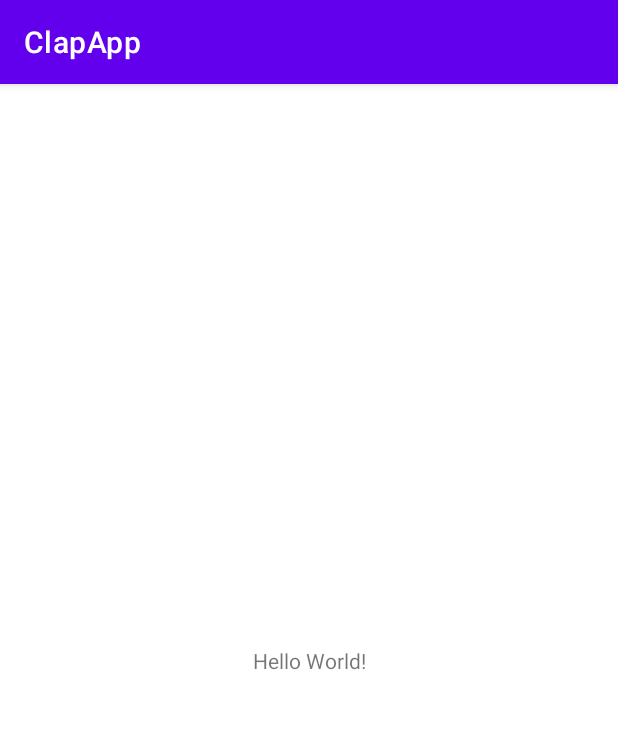
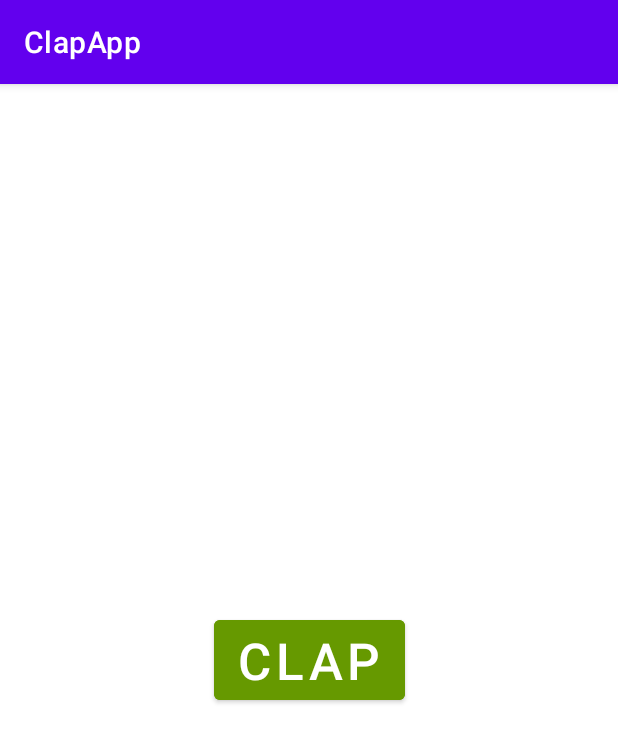
Before and after one commit to fede3mmanuel/clapapp, an Android app: the screen it shows after launch (MainActivity), on a phone screen of 412 x 824 dp. Shown: the top 743 px of the screen. Run offline under Robolectric (Android 15) with nearby library versions, the phone set to English and light mode, and no system bars.

Commit message:
the button work

```diff
--- a/app/src/main/java/com/example/clapapp/MainActivity.kt
+++ b/app/src/main/java/com/example/clapapp/MainActivity.kt
@@ -1,11 +1,21 @@
 package com.example.clapapp
 
+import android.media.MediaPlayer
 import androidx.appcompat.app.AppCompatActivity
 import android.os.Bundle
+import android.widget.Button
 
 class MainActivity : AppCompatActivity() {
+    private lateinit var mediaPlayer: MediaPlayer
     override fun onCreate(savedInstanceState: Bundle?) {
         super.onCreate(savedInstanceState)
         setContentView(R.layout.activity_main)
+
+        mediaPlayer = MediaPlayer.create(this, R.raw.applauding)
+
+        val button = findViewById<Button>(R.id.btnClap)
+        button.setOnClickListener {
+            mediaPlayer.start()
+        }
     }
 }
--- a/app/src/main/res/layout/activity_main.xml
+++ b/app/src/main/res/layout/activity_main.xml
@@ -6,13 +6,15 @@
     android:layout_height="match_parent"
     tools:context=".MainActivity">
 
-    <TextView
+    <Button
+        android:id="@+id/btnClap"
         android:layout_width="wrap_content"
         android:layout_height="wrap_content"
-        android:text="Hello World!"
+        android:backgroundTint="@android:color/holo_green_dark"
+        android:text="Clap"
+        android:textSize="34sp"
         app:layout_constraintBottom_toBottomOf="parent"
         app:layout_constraintEnd_toEndOf="parent"
         app:layout_constraintStart_toStartOf="parent"
         app:layout_constraintTop_toTopOf="parent" />
-
 </androidx.constraintlayout.widget.ConstraintLayout>
```
